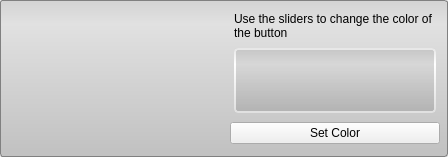
Above: src/Interface/Application/ColorPickerWidget.ui from SCIInstitute/Seg3D before the change. Below: the same form after it.
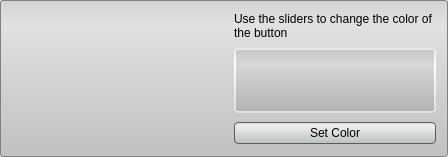
That is the form after the change.

Commit message: button stylesheet fixes

```diff
--- a/src/Interface/Application/ColorPickerWidget.ui
+++ b/src/Interface/Application/ColorPickerWidget.ui
@@ -34,6 +34,26 @@
 QWidget#gradient_{
   background-color: qlineargradient(spread:pad, x1:0.5, y1:0, x2:0.5, y2:0.960227, stop:0 rgba(0, 0, 0, 25), stop:0.258706 rgba(40, 40, 40, 0), stop:1 rgba(0, 0, 0, 30));
   border-radius: 3px;
+}
+QPushButton{
+  background-color: qlineargradient(spread:pad, x1:0.5, y1:0, x2:0.5, y2:0.960227, stop:0 rgba(221, 221, 221, 255), stop:0.155779 rgba(238, 238, 238, 255), stop:1 rgba(192, 194, 194, 255));
+  border-radius: 4px;
+  border: 1px solid rgb(90, 90, 90);
+  margin:4px;
+}
+
+QPushButton:hover{
+  background-color: qlineargradient(spread:pad, x1:0.5, y1:0, x2:0.5, y2:1, stop:0 rgba(195, 195, 195, 255), stop:0.253769 rgba(206, 206, 206, 255), stop:1 rgba(185, 185, 185, 255));
+  border-radius: 4px;
+  border: 1px solid rgb(90, 90, 90);
+  margin:4px;
+}
+
+QPushButton:pressed{
+  background-color: qlineargradient(spread:pad, x1:0.5, y1:0, x2:0.5, y2:1, stop:0 rgba(150, 150, 150, 255), stop:0.753769 rgba(206, 206, 206, 255), stop:1 rgba(185, 185, 185, 255));
+  border-radius: 4px;
+  border: 1px solid rgb(90, 90, 90);
+  margin:4px;
 }</string>
   </property>
   <layout class="QHBoxLayout" name="horizontalLayout">
@@ -187,6 +207,12 @@
             </property>
             <item>
              <widget class="QPushButton" name="set_color_button_">
+              <property name="minimumSize">
+               <size>
+                <width>0</width>
+                <height>30</height>
+               </size>
+              </property>
               <property name="text">
                <string>Set Color</string>
               </property>
```
The commit also changes 7 other files.
